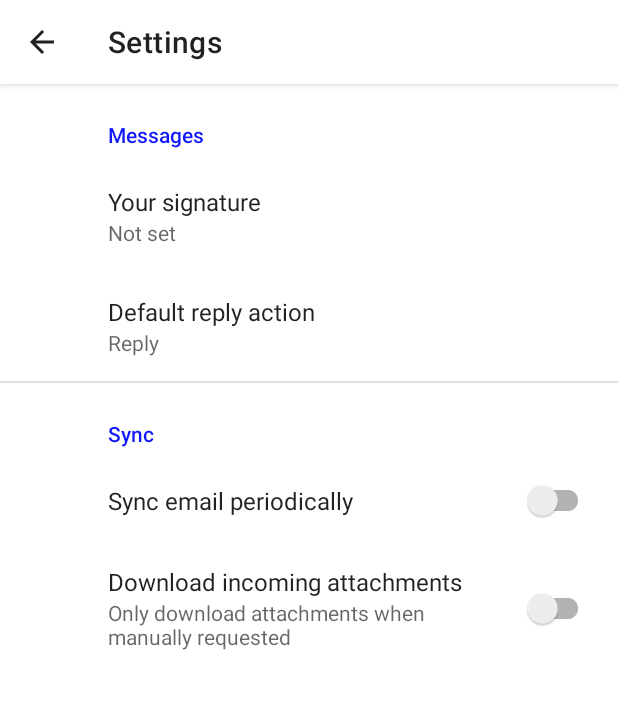
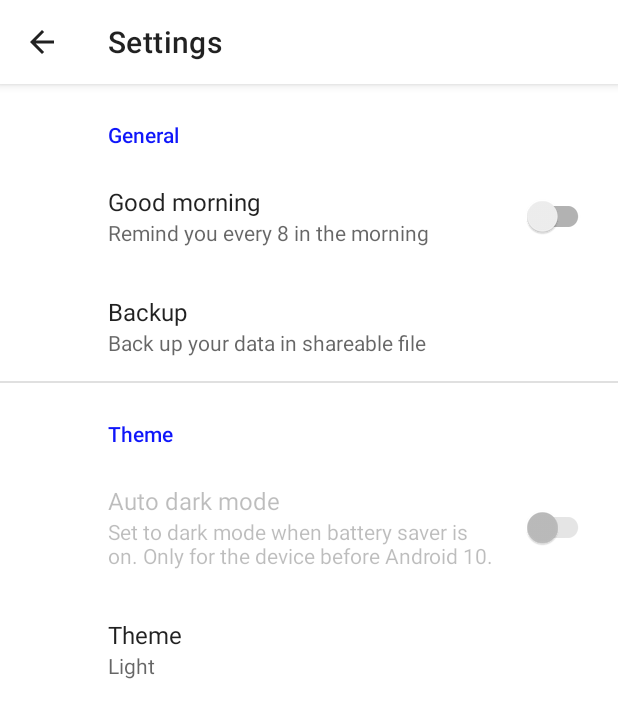
Before and after one commit to wisnuprama/target, an Android app: the screen it shows after launch (SettingsActivity), in the options menu, after a tap on "Settings", on a phone screen of 412 x 824 dp. Shown: the top 718 px of the screen. Run offline under Robolectric (Android 15) with nearby library versions, the phone set to English and light mode, and no system bars; our stand-ins replace ButterKnife, androidx.preference.

Commit message:
settings activity (#10)
* feat: settings - add app preferences and its repository

Signed-off-by: Wisnu Pramadhitya <wisnuprama014@gmail.com>

* refactor: night mode to dark mode

Signed-off-by: Wisnu Pramadhitya <wisnuprama014@gmail.com>

* fix: about - appbar back to okr activity

Signed-off-by: Wisnu Pramadhitya <wisnuprama014@gmail.com>

* feat: settings - set theme mode is working

Signed-off-by: Wisnu Pramadhitya <wisnuprama014@gmail.com>

* fix: theme utils - apply based on user settings when not on powersavemode

* feat: splash screen - add splash screen

Signed-off-by: Wisnu Pramadhitya <wisnuprama014@gmail.com>

```diff
--- a/target/app/src/main/java/id/ac/ui/cs/mobileprogramming/wisnupramadhitya/target/AboutActivity.java
+++ b/target/app/src/main/java/id/ac/ui/cs/mobileprogramming/wisnupramadhitya/target/AboutActivity.java
@@ -2,6 +2,7 @@ package id.ac.ui.cs.mobileprogramming.wisnupramadhitya.target;
 
 import android.os.Bundle;
 
+import androidx.appcompat.app.ActionBar;
 import androidx.appcompat.app.AppCompatActivity;
 
 import id.ac.ui.cs.mobileprogramming.wisnupramadhitya.target.ui.about.AboutFragment;
@@ -17,5 +18,10 @@ public class AboutActivity extends AppCompatActivity {
                     .replace(R.id.container, AboutFragment.newInstance())
                     .commitNow();
         }
+
+        ActionBar actionBar = getSupportActionBar();
+        if (actionBar != null) {
+            actionBar.setDisplayHomeAsUpEnabled(true);
+        }
     }
 }
--- a/target/app/src/main/java/id/ac/ui/cs/mobileprogramming/wisnupramadhitya/target/OkrActivity.java
+++ b/target/app/src/main/java/id/ac/ui/cs/mobileprogramming/wisnupramadhitya/target/OkrActivity.java
@@ -1,7 +1,6 @@
 package id.ac.ui.cs.mobileprogramming.wisnupramadhitya.target;
 
 import android.content.Intent;
-import android.os.Build;
 import android.os.Bundle;
 import android.view.Menu;
 import android.view.MenuItem;
@@ -14,9 +13,12 @@ import androidx.lifecycle.ViewModelProviders;
 import butterknife.BindView;
 import butterknife.ButterKnife;
 import id.ac.ui.cs.mobileprogramming.wisnupramadhitya.target.navigator.OkrNavigator;
+import id.ac.ui.cs.mobileprogramming.wisnupramadhitya.target.repository.PreferenceRepository;
 import id.ac.ui.cs.mobileprogramming.wisnupramadhitya.target.service.ThemeModeJobService;
 import id.ac.ui.cs.mobileprogramming.wisnupramadhitya.target.ui.objectives.ObjectivesFragment;
 import id.ac.ui.cs.mobileprogramming.wisnupramadhitya.target.ui.objectives.ObjectivesViewModel;
+import id.ac.ui.cs.mobileprogramming.wisnupramadhitya.target.util.BuildUtils;
+import id.ac.ui.cs.mobileprogramming.wisnupramadhitya.target.util.ThemeUtils;
 
 public class OkrActivity extends AppCompatActivity implements OkrNavigator {
 
@@ -27,12 +29,13 @@ public class OkrActivity extends AppCompatActivity implements OkrNavigator {
 
     @Override
     protected void onCreate(Bundle savedInstanceState) {
+        // set the theme to the true one before create
+        setTheme(R.style.AppTheme_NoActionBar);
         super.onCreate(savedInstanceState);
         // setup UI
         setContentView(R.layout.okr_activity);
         ButterKnife.bind(this, this);
         setSupportActionBar(bottomAppBar);
-        setupThemeModeReceiverOnFresh();
 
         // setup other
         setupViewModel();
@@ -42,6 +45,12 @@ public class OkrActivity extends AppCompatActivity implements OkrNavigator {
                     .replace(R.id.container, ObjectivesFragment.newInstance())
                     .commitNow();
         }
+    }
+
+    @Override
+    protected void onResume() {
+        setupThemeModeReceiverOnFresh();
+        super.onResume();
     }
 
     @Override
@@ -79,12 +88,21 @@ public class OkrActivity extends AppCompatActivity implements OkrNavigator {
         mObjectivesViewModel.onActivityCreated(this);
     }
 
+    /**
+     * Run schedule job for theme mode service or apply theme
+     */
+    private void setupThemeModeReceiverOnFresh() {
+        final boolean isAutoDarkMode = PreferenceRepository.getAutoDarkMode(getApplicationContext());
+        final String themeMode = PreferenceRepository.getThemeMode(getApplicationContext());
+        final boolean isAndroid10 = BuildUtils.isAndroid10();
 
-    private void setupThemeModeReceiverOnFresh() {
-        if(Build.VERSION.SDK_INT < Build.VERSION_CODES.Q) {
+        final boolean isThemeDarkMode = getString(R.string.theme_value_dark).equals(themeMode);
+        if(!isAndroid10 && isAutoDarkMode && !isThemeDarkMode) {
             // running only below android 10, because android natively use
             // dark mode on battery saver
             ThemeModeJobService.scheduleJob(getApplicationContext());
+        } else if(isThemeDarkMode) {
+            ThemeUtils.applyTheme(themeMode);
         }
     }
 }
--- a/target/app/src/main/java/id/ac/ui/cs/mobileprogramming/wisnupramadhitya/target/SettingsActivity.java
+++ b/target/app/src/main/java/id/ac/ui/cs/mobileprogramming/wisnupramadhitya/target/SettingsActivity.java
@@ -1,10 +1,15 @@
 package id.ac.ui.cs.mobileprogramming.wisnupramadhitya.target;
 
+import android.content.Context;
 import android.os.Bundle;
 
 import androidx.appcompat.app.ActionBar;
 import androidx.appcompat.app.AppCompatActivity;
 import androidx.preference.PreferenceFragmentCompat;
+import androidx.preference.SwitchPreferenceCompat;
+
+import id.ac.ui.cs.mobileprogramming.wisnupramadhitya.target.repository.PreferenceRepository;
+import id.ac.ui.cs.mobileprogramming.wisnupramadhitya.target.util.BuildUtils;
 
 public class SettingsActivity extends AppCompatActivity {
 
@@ -26,6 +31,19 @@ public class SettingsActivity extends AppCompatActivity {
         @Override
         public void onCreatePreferences(Bundle savedInstanceState, String rootKey) {
             setPreferencesFromResource(R.xml.root_preferences, rootKey);
+            disabledAutoDarkModeWhenOnDarkMode();
+        }
+
+        public void disabledAutoDarkModeWhenOnDarkMode() {
+            Context context = getContext();
+            if(context != null) {
+                boolean isThemeModeDark = context.getString(R.string.theme_value_dark).equals(PreferenceRepository.getThemeMode(context));
+                if(!BuildUtils.isAndroid10() || isThemeModeDark) {
+                    String autoDarkModeKey = getString(R.string.auto_dark_mode);
+                    SwitchPreferenceCompat autoDarkModePreference = findPreference(autoDarkModeKey);
+                    autoDarkModePreference.setEnabled(false);
+                }
+            }
         }
     }
 }
--- /dev/null
+++ b/target/app/src/main/java/id/ac/ui/cs/mobileprogramming/wisnupramadhitya/target/repository/PreferenceRepository.java
@@ -0,0 +1,26 @@
+package id.ac.ui.cs.mobileprogramming.wisnupramadhitya.target.repository;
+
+import android.content.Context;
+import android.content.SharedPreferences;
+
+import androidx.annotation.NonNull;
+import androidx.preference.PreferenceManager;
+
+import id.ac.ui.cs.mobileprogramming.wisnupramadhitya.target.R;
+
+public class PreferenceRepository {
+
+    public static SharedPreferences getSharedPreferences(@NonNull Context context) {
+        return PreferenceManager.getDefaultSharedPreferences(context);
+    }
+
+    public static boolean getAutoDarkMode(@NonNull Context context) {
+        String key = context.getString(R.string.auto_dark_mode);
+        return getSharedPreferences(context).getBoolean(key, false);
+    }
+
+    public static String getThemeMode(@NonNull Context context) {
+        String key = context.getString(R.string.theme_mode);
+        return getSharedPreferences(context).getString(key, "light");
+    }
+}
--- /dev/null
+++ b/target/app/src/main/java/id/ac/ui/cs/mobileprogramming/wisnupramadhitya/target/util/BuildUtils.java
@@ -0,0 +1,10 @@
+package id.ac.ui.cs.mobileprogramming.wisnupramadhitya.target.util;
+
+import android.os.Build;
+
+public class BuildUtils {
+
+    public static boolean isAndroid10() {
+        return Build.VERSION.SDK_INT < Build.VERSION_CODES.Q;
+    }
+}
--- a/target/app/src/main/java/id/ac/ui/cs/mobileprogramming/wisnupramadhitya/target/util/ThemeUtils.java
+++ b/target/app/src/main/java/id/ac/ui/cs/mobileprogramming/wisnupramadhitya/target/util/ThemeUtils.java
@@ -4,6 +4,8 @@ import android.content.Context;
 import android.os.PowerManager;
 
 import androidx.appcompat.app.AppCompatDelegate;
+
+import id.ac.ui.cs.mobileprogramming.wisnupramadhitya.target.repository.PreferenceRepository;
 
 public class ThemeUtils {
 
@@ -29,13 +31,29 @@ public class ThemeUtils {
         }
     }
 
+    public static void applyTheme(String themeMode) {
+        switch (themeMode) {
+            case "light":
+                AppCompatDelegate.setDefaultNightMode(AppCompatDelegate.MODE_NIGHT_NO);
+                break;
+            case "dark":
+                AppCompatDelegate.setDefaultNightMode(AppCompatDelegate.MODE_NIGHT_YES);
+                break;
+            case "battery_saver":
+                AppCompatDelegate.setDefaultNightMode(AppCompatDelegate.MODE_NIGHT_AUTO_BATTERY);
+                break;
+            default:
+                AppCompatDelegate.setDefaultNightMode(AppCompatDelegate.MODE_NIGHT_FOLLOW_SYSTEM);
+        }
+    }
+
     public static void changeThemeOnBatterySaver(Context context) {
         final PowerManager pm = (PowerManager) context.getSystemService(Context.POWER_SERVICE);
         if (pm != null && pm.isPowerSaveMode()) {
             applyTheme(ThemeMode.DARK);
         } else {
-            // TODO: apply based on user settings
-            applyTheme(ThemeMode.LIGHT);
+            // otherwise apply user settings
+            applyTheme(PreferenceRepository.getThemeMode(context));
         }
     }
 }
--- /dev/null
+++ b/target/app/src/main/res/drawable/launch_screen.xml
@@ -0,0 +1,11 @@
+<?xml version="1.0" encoding="utf-8"?>
+
+<!-- The android:opacity=”opaque” line — this is critical in preventing a flash of black as your theme transitions. -->
+<layer-list xmlns:android="http://schemas.android.com/apk/res/android" android:opacity="opaque">
+    <!-- Your product logo - 144dp color version of your app icon -->
+    <item>
+        <bitmap
+            android:src="@drawable/logo"
+            android:gravity="center"/>
+    </item>
+</layer-list>
--- a/target/app/src/main/res/values/arrays.xml
+++ b/target/app/src/main/res/values/arrays.xml
@@ -1,12 +1,12 @@
 <resources>
     <!-- Reply Preference -->
-    <string-array name="reply_entries">
-        <item>Reply</item>
-        <item>Reply to all</item>
+    <string-array name="theme_mode_entries">
+        <item>Light</item>
+        <item>Dark</item>
     </string-array>
 
-    <string-array name="reply_values">
-        <item>reply</item>
-        <item>reply_all</item>
+    <string-array name="theme_mode_values">
+        <item>@string/theme_value_light</item>
+        <item>@string/theme_value_dark</item>
     </string-array>
 </resources>
--- a/target/app/src/main/res/values/strings.xml
+++ b/target/app/src/main/res/values/strings.xml
@@ -1,6 +1,7 @@
 <resources>
     <string name="app_name">Target</string>
     <string name="title_activity_settings">Settings</string>
+    <string name="title_activity_about">About</string>
 
     <!-- Appbar -->
     <string name="menu_description">Menu</string>
@@ -9,17 +10,26 @@
     <string name="action_about">About</string>
 
     <!-- Preference Titles -->
-    <string name="messages_header">Messages</string>
-    <string name="sync_header">Sync</string>
+    <string name="theme_header">Theme</string>
+    <string name="general_header">General</string>
+    <string name="about_header">About</string>
 
-    <!-- Messages Preferences -->
-    <string name="signature_title">Your signature</string>
-    <string name="reply_title">Default reply action</string>
+    <!-- Preference Keys -->
+    <string name="good_morning">good_morning</string>
+    <string name="backup">backup</string>
+    <string name="auto_dark_mode">auto_dark_mode</string>
+    <string name="theme_mode">theme_mode</string>
 
-    <!-- Sync Preferences -->
-    <string name="sync_title">Sync email periodically</string>
-    <string name="attachment_title">Download incoming attachments</string>
-    <string name="attachment_summary_on">Automatically download attachments for incoming emails
-    </string>
-    <string name="attachment_summary_off">Only download attachments when manually requested</string>
+    <!-- General Preferences -->
+    <string name="good_morning_title">Good morning</string>
+    <string name="good_morning_summary">Remind you every 8 in the morning</string>
+    <string name="backup_title">Backup</string>
+    <string name="backup_summary">Back up your data in shareable file</string>
+
+    <!-- Theme Preferences -->
+    <string name="auto_dark_mode_title">Auto dark mode</string>
+    <string name="auto_dark_mode_summary">Set to dark mode when battery saver is on. Only for the device before Android 10.</string>
+    <string name="theme_mode_title">Theme</string>
+    <string name="theme_value_dark">dark</string>
+    <string name="theme_value_light">light</string>
 </resources>
--- a/target/app/src/main/res/values/styles.xml
+++ b/target/app/src/main/res/values/styles.xml
@@ -6,6 +6,10 @@
         <item name="colorPrimary">@color/primary_light_color</item>
         <item name="colorPrimaryDark">@color/primary_dark_color</item>
         <item name="colorAccent">@color/primary_color_accent</item>
+    </style>
+
+    <style name="AppTheme.Launcher" parent="AppTheme">
+        <item name="android:windowSplashscreenContent">@drawable/launch_screen</item>
     </style>
 
     <style name="AppTheme.NoActionBar" parent="Theme.MaterialComponents.DayNight.NoActionBar">
--- a/target/app/src/main/res/xml/root_preferences.xml
+++ b/target/app/src/main/res/xml/root_preferences.xml
@@ -16,36 +16,35 @@
 
 <PreferenceScreen xmlns:app="http://schemas.android.com/apk/res-auto">
 
-    <PreferenceCategory app:title="@string/messages_header">
+    <PreferenceCategory app:title="@string/general_header">
 
-        <EditTextPreference
-            app:key="signature"
-            app:title="@string/signature_title"
-            app:useSimpleSummaryProvider="true" />
+        <SwitchPreferenceCompat
+            app:key="@string/good_morning"
+            app:title="@string/good_morning_title"
+            app:summary="@string/good_morning_summary" />
+
+        <Preference
+            app:key="@string/backup"
+            app:title="@string/backup_title"
+            app:summary="@string/backup_summary"/>
+
+    </PreferenceCategory>
+
+    <PreferenceCategory app:title="@string/theme_header">
+
+        <SwitchPreferenceCompat
+            app:key="@string/auto_dark_mode"
+            app:title="@string/auto_dark_mode_title"
+            app:summary="@string/auto_dark_mode_summary" />
 
         <ListPreference
-            app:defaultValue="reply"
-            app:entries="@array/reply_entries"
-            app:entryValues="@array/reply_values"
-            app:key="reply"
-            app:title="@string/reply_title"
+            app:key="@string/theme_mode"
+            app:defaultValue="light"
+            app:entries="@array/theme_mode_entries"
+            app:entryValues="@array/theme_mode_values"
+            app:title="@string/theme_mode_title"
             app:useSimpleSummaryProvider="true" />
 
     </PreferenceCategory>
 
-    <PreferenceCategory app:title="@string/sync_header">
-
-        <SwitchPreferenceCompat
-            app:key="sync"
-            app:title="@string/sync_title" />
-
-        <SwitchPreferenceCompat
-            app:dependency="sync"
-            app:key="attachment"
-            app:summaryOff="@string/attachment_summary_off"
-            app:summaryOn="@string/attachment_summary_on"
-            app:title="@string/attachment_title" />
-
-    </PreferenceCategory>
-
 </PreferenceScreen>
```
Also changed, not shown: target/app/src/main/AndroidManifest.xml (+10 -2 lines), target/app/src/main/res/drawable/logo.png (added).
